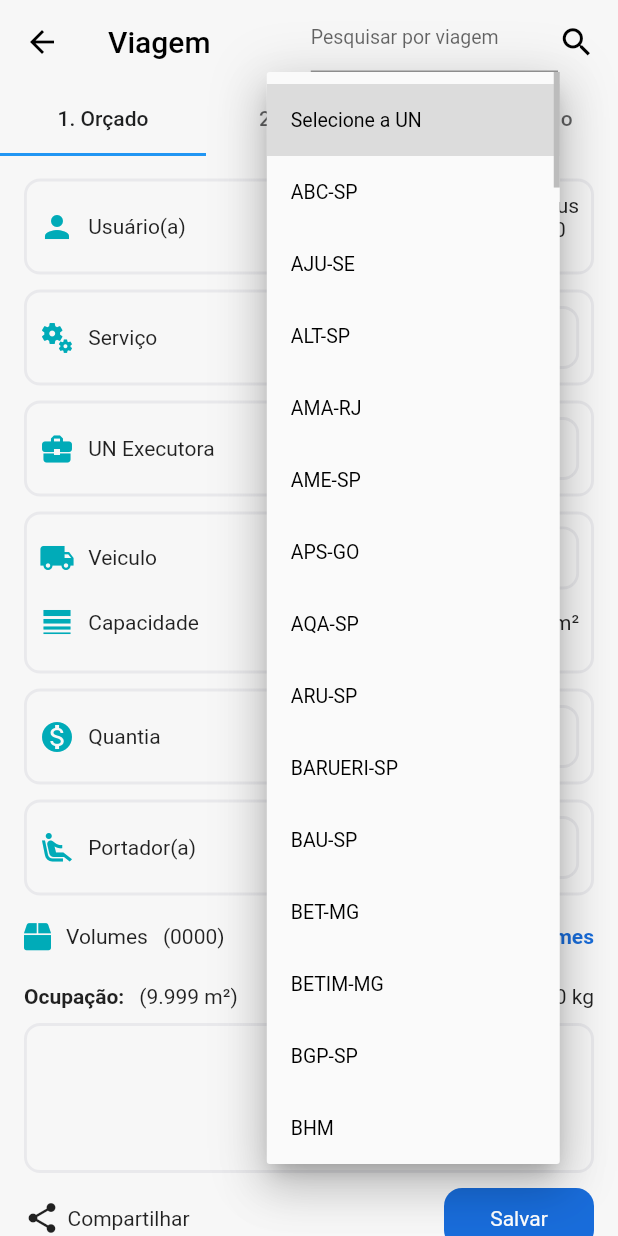
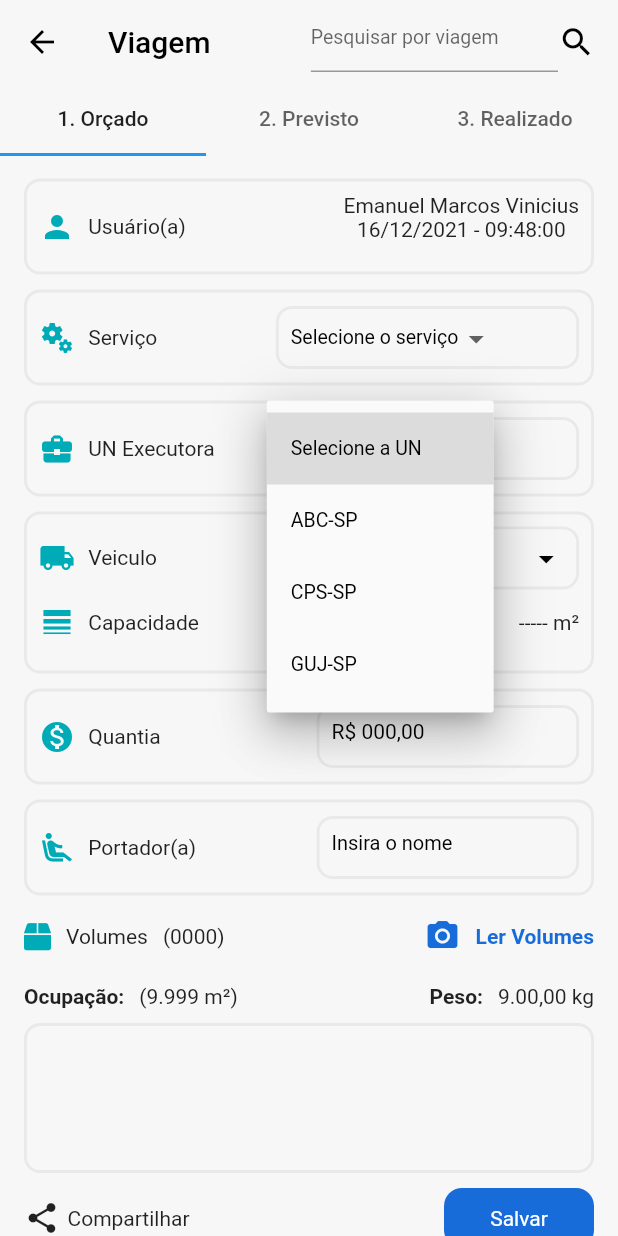
Before and after one commit to silvafb/tripapp, a Flutter app: the DetailsPage screen opened by its route, after a tap on "Selecione a UN", on a phone screen of 412 x 824 dp. Run offline on Flutter 3.47's test engine with Material 2 defaults, Android fonts, the phone set to English and light mode, and no system bars; our stand-ins replace connectivity_plus, flutter_mobx, flutter_screenutil, font_awesome_flutter, google_fonts, mobx and 2 more; missing offline and left inert: animated_widgets, flutter_beep, flutter_speech, flutter_vibrate, qr_code_scanner; accounts and stored records are empty; generated files the repository leaves out were written again.

Commit message:
master removendo unidades executoras

```diff
--- a/lib/features/details/widgets/unit_form_details_widget.dart
+++ b/lib/features/details/widgets/unit_form_details_widget.dart
@@ -59,7 +59,7 @@ class _UnitFormDetailsWidgetState extends State<UnitFormDetailsWidget> {
                               dropdownValue = newValue!;
                             });
                           },
-                          items: <String>["Selecione a UN","ABC-SP","AJU-SE","ALT-SP","AMA-RJ","AME-SP","APS-GO","AQA-SP","ARU-SP","BARUERI-SP","BAU-SP","BET-MG","BETIM-MG","BGP-SP","BHM","BHZ-MG","BIO-SP","BRA-BA","BSB-DF","BSC-DF","CAC-PR","CATALAO","CBU-MG","CCM-SC","CDI-ES","CON-MG","CPS-SP","CRA-SP","CTN-ES","CVL-MG","CWB-PR","DENTAL SPEED - PA","DEVOLUCAO CPS","DIQ-MG","DQC - RJ","FBE-PR","FEC-BA","FLN-SC","FOR-CE","FRC-SP","GNM-BA","GRU-SP","GUJ-SP","GVR-MG","GXP-MG","GYN-GO","HRT-SP","IAV - SP","IGA - SP","IPN - MG ","IRE-BA","ITAPIRA-SP","ITP - RJ","ITU - GO","ITUMBIARA","JANDIRA","JDF - MG","JGN - SP","JMO - MG","JND - SP","JOI - SC","JPS-SP","JUZ-BA","LAF - MG","LDN-PR","LIT-SP","LMR-SP","LOT","LRS - ES","MATRIZ - SP","MCZ-AL","MED-RS","MEDPRESS","MGF-PR","MHU-MG","MII - SP","MOC-MG","MS","MT","NAT-RN","NIT-RJ","NVT-SC","OUS-SP","PA - FF UNIAO MG","PA - SONEPAR ES","PA-SIMPRESS (ITAJAI)","PCT-MG","PDS-MG","PFB - RS","PGZ - PR","PMN - MG","PNV - MG","PNZ-PE","POA-RS","POC - RS","POJ - MG","POO-MG","PPB-SP","PROFARMA - ES","PSO-MG","PUN-SC","PVI-PR","QAK - MG","QSC-SP","QT-SPP","RAO-SP","REC-PE","REG-SP","RIA - RS","RIO-RJ","RJC - RJ","RJN -RJ","RJO - RJ","RJS-RJ","RVD-GO","SBV-SP","SET-MG","SIMPRESS PA","SJK-SP","SJO-SP","SJP-SP","SOD-SP","SPC-SP","SPL-SP","SPM-SP","SPN-SP","SPO-SP","SPP-SP","SPS-SP","SSA-BA","STO-SP","SZO-SP","TQA-SP","TRS-RJ","TSA-SP","TSL-MS","TXF-BA","UDI-MG","VDC-BA","VIC-ES","VIX-ES","VRE-RJ","XAP- SC"]
+                          items: <String>["Selecione a UN","ABC-SP","CPS-SP","GUJ-SP"]
                               .map<DropdownMenuItem<String>>((String value) {
                             return DropdownMenuItem<String>(
                               value: value,
```
